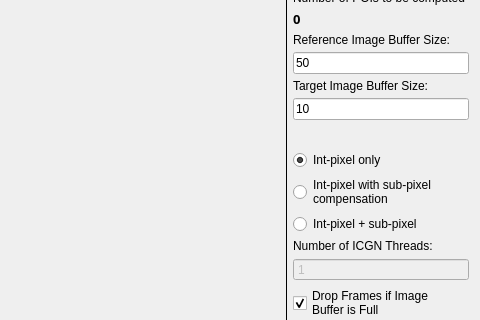
The window that TW/TW_Core/camparamdialog.ui (TWANG006/TW) describes before a commit, drawn with Qt 5; both pictures show x 364 to 844 and y 202 to 522 of the 844 by 658 pixel window.
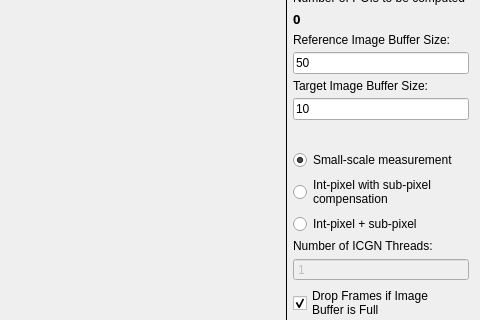
The same window after the commit. Custom widgets are drawn as their Qt base class.

The edit to the form file:
```diff
--- a/TW/TW_Core/camparamdialog.ui
+++ b/TW/TW_Core/camparamdialog.ui
@@ -262,7 +262,7 @@
          <item>
           <widget class="QRadioButton" name="GPUFFTCCradioButton">
            <property name="text">
-            <string>Int-pixel only</string>
+            <string>Small-scale measurement</string>
            </property>
            <property name="checked">
             <bool>true</bool>
```
